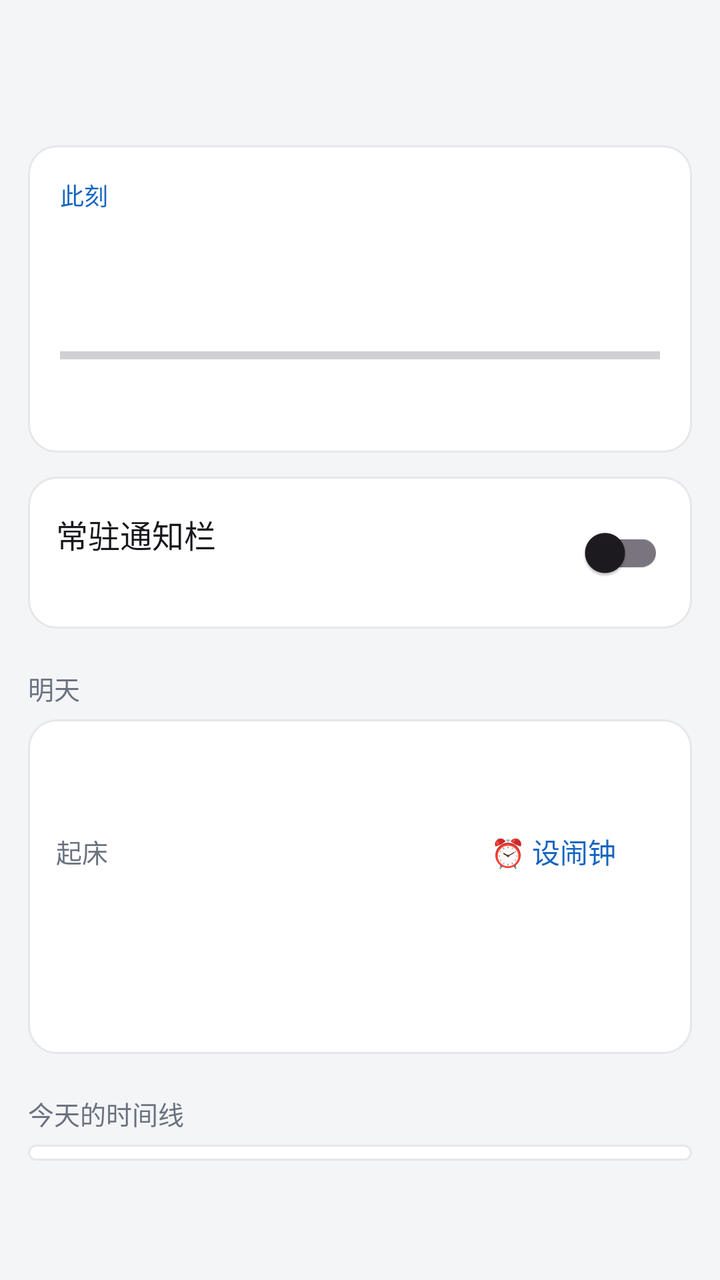
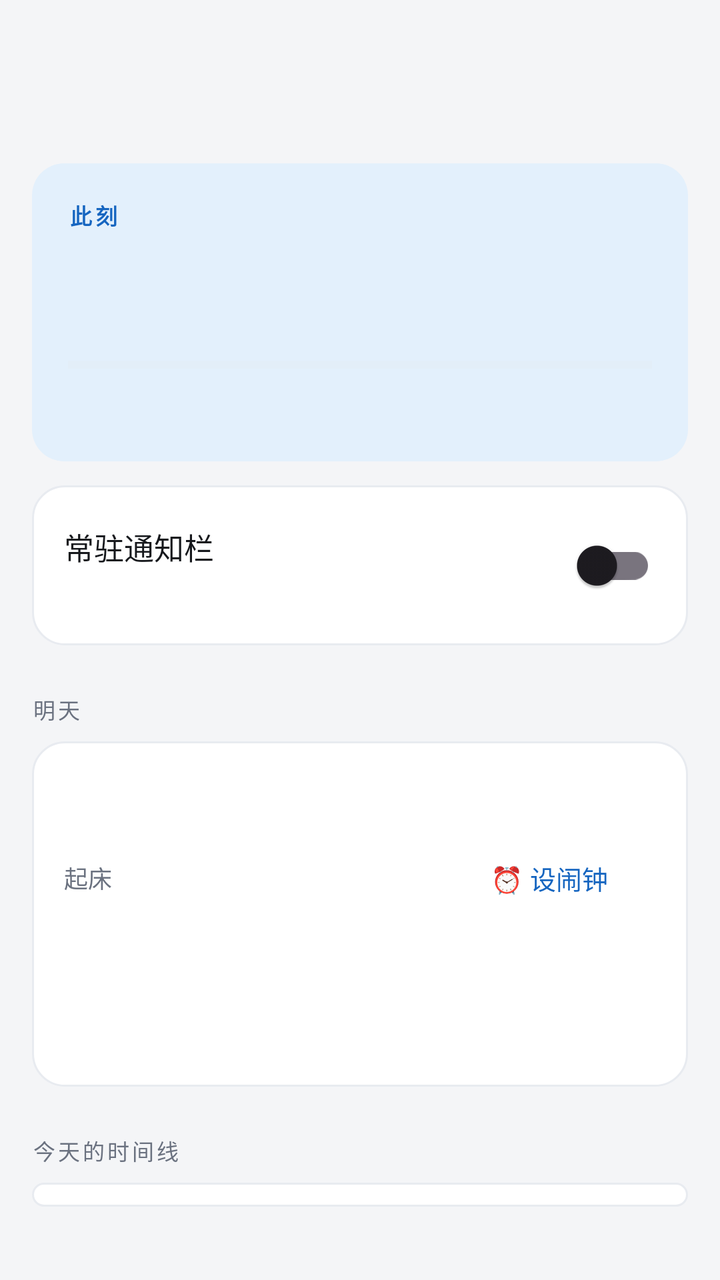

The first picture is an Android layout as it rendered before a commit; the second is the same layout after the commit. The layout source and the unified diff follow.
<!-- AndroidManifest.xml: application theme Theme.Timetable -->
<!-- res/layout/fragment_today.xml -->
<?xml version="1.0" encoding="utf-8"?>
<androidx.core.widget.NestedScrollView xmlns:android="http://schemas.android.com/apk/res/android"
    android:id="@+id/scroll"
    android:layout_width="match_parent"
    android:layout_height="match_parent"
    android:fillViewport="true">

    <LinearLayout
        android:layout_width="match_parent"
        android:layout_height="wrap_content"
        android:orientation="vertical"
        android:padding="14dp">

        <TextView
            android:id="@+id/tvHeaderDate"
            android:layout_width="match_parent"
            android:layout_height="wrap_content"
            android:textSize="13sp"
            android:textColor="@color/text_secondary" />

        <TextView
            android:id="@+id/tvHeaderDayType"
            android:layout_width="match_parent"
            android:layout_height="wrap_content"
            android:layout_marginTop="2dp"
            android:textSize="20sp"
            android:textStyle="bold"
            android:textColor="@color/text_primary" />

        
        <LinearLayout
            android:layout_width="match_parent"
            android:layout_height="wrap_content"
            android:layout_marginTop="12dp"
            android:background="@drawable/bg_card"
            android:orientation="vertical"
            android:padding="16dp">

            <TextView
                android:layout_width="wrap_content"
                android:layout_height="wrap_content"
                android:text="@string/now_label"
                android:textColor="?attr/accentColor"
                android:textSize="12sp" />

            <TextView
                android:id="@+id/tvNowTitle"
                android:layout_width="match_parent"
                android:layout_height="wrap_content"
                android:layout_marginTop="4dp"
                android:textSize="23sp"
                android:textStyle="bold"
                android:textColor="@color/text_primary" />

            <TextView
                android:id="@+id/tvNowMeta"
                android:layout_width="match_parent"
                android:layout_height="wrap_content"
                android:layout_marginTop="4dp"
                android:textSize="13sp"
                android:textColor="@color/text_secondary" />

            <ProgressBar
                android:id="@+id/nowProgress"
                style="?android:attr/progressBarStyleHorizontal"
                android:layout_width="match_parent"
                android:layout_height="6dp"
                android:layout_marginTop="12dp"
                android:max="100"
                android:progress="0" />

            <TextView
                android:id="@+id/tvNowNext"
                android:layout_width="match_parent"
                android:layout_height="wrap_content"
                android:layout_marginTop="12dp"
                android:textSize="13sp"
                android:textColor="@color/text_secondary" />
        </LinearLayout>

        
        <LinearLayout
            android:layout_width="match_parent"
            android:layout_height="wrap_content"
            android:layout_marginTop="12dp"
            android:background="@drawable/bg_card"
            android:gravity="center_vertical"
            android:orientation="horizontal"
            android:padding="14dp">

            <LinearLayout
                android:layout_width="0dp"
                android:layout_height="wrap_content"
                android:layout_weight="1"
                android:orientation="vertical">

                <TextView
                    android:layout_width="wrap_content"
                    android:layout_height="wrap_content"
                    android:text="@string/resident_title"
                    android:textSize="16sp"
                    android:textColor="@color/text_primary" />

                <TextView
                    android:id="@+id/tvSwitchState"
                    android:layout_width="match_parent"
                    android:layout_height="wrap_content"
                    android:layout_marginTop="2dp"
                    android:textSize="12sp"
                    android:textColor="@color/text_secondary" />
            </LinearLayout>

            <com.google.android.material.switchmaterial.SwitchMaterial
                android:id="@+id/swEnabled"
                android:layout_width="wrap_content"
                android:layout_height="wrap_content" />
        </LinearLayout>

        <TextView
            android:id="@+id/tvHint"
            android:layout_width="match_parent"
            android:layout_height="wrap_content"
            android:layout_marginTop="8dp"
            android:paddingHorizontal="4dp"
            android:textSize="12sp"
            android:textColor="@color/text_secondary"
            android:visibility="gone" />

        
        <TextView
            android:layout_width="match_parent"
            android:layout_height="wrap_content"
            android:layout_marginTop="20dp"
            android:layout_marginBottom="6dp"
            android:text="明天"
            android:textSize="13sp"
            android:textColor="@color/text_secondary" />

        <LinearLayout
            android:layout_width="match_parent"
            android:layout_height="wrap_content"
            android:background="@drawable/bg_card"
            android:orientation="vertical"
            android:padding="14dp">

            <TextView
                android:id="@+id/tvTomorrowHeader"
                android:layout_width="match_parent"
                android:layout_height="wrap_content"
                android:textSize="16sp"
                android:textStyle="bold"
                android:textColor="@color/text_primary" />

            
            <LinearLayout
                android:id="@+id/rowWake"
                android:layout_width="match_parent"
                android:layout_height="wrap_content"
                android:layout_marginTop="10dp"
                android:gravity="center_vertical"
                android:orientation="horizontal">

                <TextView
                    android:layout_width="wrap_content"
                    android:layout_height="wrap_content"
                    android:text="起床"
                    android:textSize="13sp"
                    android:textColor="@color/text_secondary" />

                <TextView
                    android:id="@+id/tvWakeTime"
                    android:layout_width="0dp"
                    android:layout_height="wrap_content"
                    android:layout_weight="1"
                    android:layout_marginStart="10dp"
                    android:textSize="19sp"
                    android:textStyle="bold"
                    android:textColor="?attr/accentColor" />

                <Button
                    android:id="@+id/btnSetAlarm"
                    style="@style/FlatTextButton"
                    android:textSize="14sp"
                    android:text="⏰ 设闹钟" />
            </LinearLayout>

            <TextView
                android:id="@+id/tvTomorrowFirst"
                android:layout_width="match_parent"
                android:layout_height="wrap_content"
                android:layout_marginTop="6dp"
                android:textSize="13sp"
                android:textColor="@color/text_secondary" />

            <TextView
                android:id="@+id/tvTomorrowCourses"
                android:layout_width="match_parent"
                android:layout_height="wrap_content"
                android:layout_marginTop="4dp"
                android:textSize="13sp"
                android:textColor="@color/text_primary" />

            <TextView
                android:id="@+id/tvTomorrowTail"
                android:layout_width="match_parent"
                android:layout_height="wrap_content"
                android:layout_marginTop="4dp"
                android:textSize="13sp"
                android:textColor="@color/text_secondary" />
        </LinearLayout>

        
        <TextView
            android:layout_width="match_parent"
            android:layout_height="wrap_content"
            android:layout_marginTop="20dp"
            android:layout_marginBottom="6dp"
            android:text="今天的时间线"
            android:textSize="13sp"
            android:textColor="@color/text_secondary" />

        <LinearLayout
            android:id="@+id/timelineContainer"
            android:layout_width="match_parent"
            android:layout_height="wrap_content"
            android:background="@drawable/bg_card"
            android:orientation="vertical"
            android:paddingVertical="4dp" />

    </LinearLayout>
</androidx.core.widget.NestedScrollView>
<!-- resources referenced by this layout -->
<resources>
  <color name="text_primary">#16181C</color>
  <color name="text_secondary">#6B7280</color>
  <!-- drawable bg_card (drawable) -->
  <?xml version="1.0" encoding="utf-8"?>
  <shape xmlns:android="http://schemas.android.com/apk/res/android"
      android:shape="rectangle">
      <solid android:color="@color/card_bg" />
      <corners android:radius="14dp" />
      <stroke
          android:width="1dp"
          android:color="@color/divider" />
  </shape>
  <string name="now_label">此刻</string>
  <string name="resident_title">常驻通知栏</string>
  <style name="FlatTextButton" parent="Widget.AppCompat.Button.Borderless">
          <item name="android:layout_width">wrap_content</item>
          <item name="android:layout_height">wrap_content</item>
          <item name="android:minWidth">44dp</item>
          <item name="android:minHeight">40dp</item>
          <item name="android:textSize">17sp</item>
          <item name="android:textColor">?attr/accentColor</item>
      </style>
  <style name="Theme.Timetable" parent="Theme.Material3.DayNight.NoActionBar">
          <item name="android:windowBackground">@color/app_bg</item>
  
          
          <item name="accentColor">@color/accent_blue</item>
          <item name="accentSoftColor">@color/accent_soft_blue</item>
  
          
          <item name="colorPrimary">@color/accent_blue</item>
      </style>
  <color name="card_bg">#FFFFFF</color>
  <color name="divider">#E5E7EB</color>
  <color name="app_bg">#F4F5F7</color>
  <color name="accent_blue">#1565C0</color>
  <color name="accent_soft_blue">#E3F0FC</color>
</resources>

<!-- the commit's change to res/layout/fragment_today.xml (unified diff, before → after) -->
@@ -9,84 +9,92 @@
         android:layout_width="match_parent"
         android:layout_height="wrap_content"
         android:orientation="vertical"
-        android:padding="14dp">
+        android:padding="@dimen/page_padding">
 
         <TextView
             android:id="@+id/tvHeaderDate"
             android:layout_width="match_parent"
             android:layout_height="wrap_content"
-            android:textSize="13sp"
-            android:textColor="@color/text_secondary" />
+            android:letterSpacing="0.02"
+            android:textColor="@color/text_secondary"
+            android:textSize="12sp" />
 
         <TextView
             android:id="@+id/tvHeaderDayType"
             android:layout_width="match_parent"
             android:layout_height="wrap_content"
-            android:layout_marginTop="2dp"
-            android:textSize="20sp"
-            android:textStyle="bold"
-            android:textColor="@color/text_primary" />
-
-        
-        <LinearLayout
-            android:layout_width="match_parent"
-            android:layout_height="wrap_content"
-            android:layout_marginTop="12dp"
-            android:background="@drawable/bg_card"
+            android:layout_marginTop="4dp"
+            android:fontFamily="sans-serif-medium"
+            android:textColor="@color/text_primary"
+            android:textSize="22sp" />
+
+        
+        <LinearLayout
+            android:layout_width="match_parent"
+            android:layout_height="wrap_content"
+            android:layout_marginTop="@dimen/space_l"
+            android:background="@drawable/bg_card_accent"
             android:orientation="vertical"
-            android:padding="16dp">
+            android:padding="18dp">
 
             <TextView
                 android:layout_width="wrap_content"
                 android:layout_height="wrap_content"
+                android:includeFontPadding="false"
+                android:letterSpacing="0.16"
                 android:text="@string/now_label"
                 android:textColor="?attr/accentColor"
-                android:textSize="12sp" />
+                android:textSize="11sp"
+                android:textStyle="bold" />
 
             <TextView
                 android:id="@+id/tvNowTitle"
                 android:layout_width="match_parent"
                 android:layout_height="wrap_content"
+                android:layout_marginTop="6dp"
+                android:fontFamily="sans-serif-medium"
+                android:includeFontPadding="false"
+                android:textColor="@color/text_primary"
+                android:textSize="21sp" />
+
+            <TextView
+                android:id="@+id/tvNowMeta"
+                android:layout_width="match_parent"
+                android:layout_height="wrap_content"
                 android:layout_marginTop="4dp"
-                android:textSize="23sp"
-                android:textStyle="bold"
-                android:textColor="@color/text_primary" />
-
-            <TextView
-                android:id="@+id/tvNowMeta"
-                android:layout_width="match_parent"
-                android:layout_height="wrap_content"
-                android:layout_marginTop="4dp"
-                android:textSize="13sp"
-                android:textColor="@color/text_secondary" />
+                android:lineSpacingExtra="2dp"
+                android:textColor="@color/text_secondary"
+                android:textSize="12sp" />
 
             <ProgressBar
                 android:id="@+id/nowProgress"
                 style="?android:attr/progressBarStyleHorizontal"
                 android:layout_width="match_parent"
-                android:layout_height="6dp"
+                android:layout_height="4dp"
+                android:layout_marginTop="14dp"
+                android:max="100"
+                android:progress="0"
+                android:progressBackgroundTint="@color/divider"
+                android:progressTint="?attr/accentColor" />
+
+            <TextView
+                android:id="@+id/tvNowNext"
+                android:layout_width="match_parent"
+                android:layout_height="wrap_content"
                 android:layout_marginTop="12dp"
-                android:max="100"
-                android:progress="0" />
-
-            <TextView
-                android:id="@+id/tvNowNext"
-                android:layout_width="match_parent"
-                android:layout_height="wrap_content"
-                android:layout_marginTop="12dp"
-                android:textSize="13sp"
-                android:textColor="@color/text_secondary" />
+                android:textColor="@color/text_secondary"
+                android:textSize="12sp" />
         </LinearLayout>
 
         
         <LinearLayout
             android:layout_width="match_parent"
             android:layout_height="wrap_content"
-            android:layout_marginTop="12dp"
+            android:layout_marginTop="@dimen/space_m"
             android:background="@drawable/bg_card"
             android:gravity="center_vertical"
             android:orientation="horizontal"
-            android:padding="14dp">
+            android:padding="@dimen/card_padding">
 
             <LinearLayout
                 android:layout_width="0dp"
@@ -95,19 +103,18 @@
                 android:orientation="vertical">
 
                 <TextView
+                    style="@style/CardTitle"
                     android:layout_width="wrap_content"
                     android:layout_height="wrap_content"
-                    android:text="@string/resident_title"
-                    android:textSize="16sp"
-                    android:textColor="@color/text_primary" />
+                    android:text="@string/resident_title" />
 
                 <TextView
                     android:id="@+id/tvSwitchState"
                     android:layout_width="match_parent"
                     android:layout_height="wrap_content"
                     android:layout_marginTop="2dp"
-                    android:textSize="12sp"
-                    android:textColor="@color/text_secondary" />
+                    android:textColor="@color/text_secondary"
+                    android:textSize="12sp" />
             </LinearLayout>
 
             <com.google.android.material.switchmaterial.SwitchMaterial
@@ -120,43 +127,43 @@
             android:id="@+id/tvHint"
             android:layout_width="match_parent"
             android:layout_height="wrap_content"
-            android:layout_marginTop="8dp"
-            android:paddingHorizontal="4dp"
-            android:textSize="12sp"
+            android:layout_marginTop="@dimen/space_s"
+            android:lineSpacingExtra="2dp"
+            android:paddingHorizontal="2dp"
             android:textColor="@color/text_secondary"
+            android:textSize="11sp"
             android:visibility="gone" />
 
         
         <TextView
-            android:layout_width="match_parent"
-            android:layout_height="wrap_content"
-            android:layout_marginTop="20dp"
-            android:layout_marginBottom="6dp"
-            android:text="明天"
-            android:textSize="13sp"
-            android:textColor="@color/text_secondary" />
+            style="@style/SectionLabel"
+            android:layout_width="match_parent"
+            android:layout_height="wrap_content"
+            android:layout_marginTop="@dimen/section_gap"
+            android:layout_marginBottom="@dimen/space_s"
+            android:text="明天" />
 
         <LinearLayout
             android:layout_width="match_parent"
             android:layout_height="wrap_content"
             android:background="@drawable/bg_card"
             android:orientation="vertical"
-            android:padding="14dp">
+            android:padding="@dimen/card_padding">
 
             <TextView
                 android:id="@+id/tvTomorrowHeader"
                 android:layout_width="match_parent"
                 android:layout_height="wrap_content"
-                android:textSize="16sp"
-                android:textStyle="bold"
-                android:textColor="@color/text_primary" />
+                android:fontFamily="sans-serif-medium"
+                android:textColor="@color/text_primary"
+                android:textSize="15sp" />
 
             
             <LinearLayout
                 android:id="@+id/rowWake"
                 android:layout_width="match_parent"
                 android:layout_height="wrap_content"
-                android:layout_marginTop="10dp"
+                android:layout_marginTop="@dimen/space_m"
                 android:gravity="center_vertical"
                 android:orientation="horizontal">
 
@@ -164,23 +171,23 @@
                     android:layout_width="wrap_content"
                     android:layout_height="wrap_content"
                     android:text="起床"
-                    android:textSize="13sp"
-                    android:textColor="@color/text_secondary" />
+                    android:textColor="@color/text_secondary"
+                    android:textSize="12sp" />
 
                 <TextView
                     android:id="@+id/tvWakeTime"
                     android:layout_width="0dp"
                     android:layout_height="wrap_content"
+                    android:layout_marginStart="10dp"
                     android:layout_weight="1"
-                    android:layout_marginStart="10dp"
-                    android:textSize="19sp"
-                    android:textStyle="bold"
-                    android:textColor="?attr/accentColor" />
+                    android:fontFamily="sans-serif-medium"
+                    android:textColor="?attr/accentColor"
+                    android:textSize="20sp" />
 
                 <Button
                     android:id="@+id/btnSetAlarm"
                     style="@style/FlatTextButton"
-                    android:textSize="14sp"
+                    android:textSize="13sp"
                     android:text="⏰ 设闹钟" />
             </LinearLayout>
 
@@ -188,36 +195,35 @@
                 android:id="@+id/tvTomorrowFirst"
                 android:layout_width="match_parent"
                 android:layout_height="wrap_content"
+                android:layout_marginTop="@dimen/space_s"
+                android:textColor="@color/text_secondary"
+                android:textSize="12sp" />
+
+            <TextView
+                android:id="@+id/tvTomorrowCourses"
+                android:layout_width="match_parent"
+                android:layout_height="wrap_content"
                 android:layout_marginTop="6dp"
-                android:textSize="13sp"
-                android:textColor="@color/text_secondary" />
-
-            <TextView
-                android:id="@+id/tvTomorrowCourses"
+                android:textColor="@color/text_primary"
+                android:textSize="13sp" />
+
+            <TextView
+                android:id="@+id/tvTomorrowTail"
                 android:layout_width="match_parent"
                 android:layout_height="wrap_content"
                 android:layout_marginTop="4dp"
-                android:textSize="13sp"
-                android:textColor="@color/text_primary" />
-
-            <TextView
-                android:id="@+id/tvTomorrowTail"
-                android:layout_width="match_parent"
-                android:layout_height="wrap_content"
-                android:layout_marginTop="4dp"
-                android:textSize="13sp"
-                android:textColor="@color/text_secondary" />
+                android:textColor="@color/text_secondary"
+                android:textSize="12sp" />
         </LinearLayout>
 
         
         <TextView
-            android:layout_width="match_parent"
-            android:layout_height="wrap_content"
-            android:layout_marginTop="20dp"
-            android:layout_marginBottom="6dp"
-            android:text="今天的时间线"
-            android:textSize="13sp"
-            android:textColor="@color/text_secondary" />
+            style="@style/SectionLabel"
+            android:layout_width="match_parent"
+            android:layout_height="wrap_content"
+            android:layout_marginTop="@dimen/section_gap"
+            android:layout_marginBottom="@dimen/space_s"
+            android:text="今天的时间线" />
 
         <LinearLayout
             android:id="@+id/timelineContainer"
@@ -225,7 +231,7 @@
             android:layout_height="wrap_content"
             android:background="@drawable/bg_card"
             android:orientation="vertical"
-            android:paddingVertical="4dp" />
+            android:paddingVertical="6dp" />
 
     </LinearLayout>
 </androidx.core.widget.NestedScrollView>
<!-- resource entries referenced after the edit -->
@@ -2,18 +2,36 @@
 <resources>
   <color name="text_primary">#16181C</color>
   <color name="text_secondary">#6B7280</color>
+  <dimen name="card_padding">16dp</dimen>
+  <dimen name="page_padding">16dp</dimen>
+  <dimen name="section_gap">24dp</dimen>
+  <dimen name="space_l">16dp</dimen>
+  <dimen name="space_m">12dp</dimen>
+  <dimen name="space_s">8dp</dimen>
   <!-- drawable bg_card (drawable) -->
   <?xml version="1.0" encoding="utf-8"?>
   <shape xmlns:android="http://schemas.android.com/apk/res/android"
       android:shape="rectangle">
       <solid android:color="@color/card_bg" />
-      <corners android:radius="14dp" />
+      <corners android:radius="@dimen/card_radius" />
       <stroke
           android:width="1dp"
-          android:color="@color/divider" />
+          android:color="@color/card_stroke" />
+  </shape>
+  <!-- drawable bg_card_accent (drawable) -->
+  <?xml version="1.0" encoding="utf-8"?>
+  <shape xmlns:android="http://schemas.android.com/apk/res/android"
+      android:shape="rectangle">
+      <solid android:color="?attr/accentSoftColor" />
+      <corners android:radius="@dimen/card_radius" />
   </shape>
   <string name="now_label">此刻</string>
   <string name="resident_title">常驻通知栏</string>
+  <style name="CardTitle">
+          <item name="android:textSize">15sp</item>
+          <item name="android:textColor">@color/text_primary</item>
+          <item name="android:fontFamily">sans-serif-medium</item>
+      </style>
   <style name="FlatTextButton" parent="Widget.AppCompat.Button.Borderless">
           <item name="android:layout_width">wrap_content</item>
           <item name="android:layout_height">wrap_content</item>
@@ -22,20 +40,39 @@
           <item name="android:textSize">17sp</item>
           <item name="android:textColor">?attr/accentColor</item>
       </style>
+  <style name="SectionLabel">
+          <item name="android:textSize">11sp</item>
+          <item name="android:textColor">@color/text_secondary</item>
+          <item name="android:letterSpacing">0.12</item>
+          <item name="android:includeFontPadding">false</item>
+      </style>
   <style name="Theme.Timetable" parent="Theme.Material3.DayNight.NoActionBar">
           <item name="android:windowBackground">@color/app_bg</item>
   
-          
           <item name="accentColor">@color/accent_blue</item>
           <item name="accentSoftColor">@color/accent_soft_blue</item>
   
-          
           <item name="colorPrimary">@color/accent_blue</item>
+          <item name="colorOnPrimary">@color/on_accent</item>
+          <item name="colorPrimaryContainer">@color/accent_soft_blue</item>
+          <item name="colorOnPrimaryContainer">@color/accent_blue</item>
+  
+          <item name="colorSecondary">@color/accent_blue</item>
+          <item name="colorOnSecondary">@color/on_accent</item>
+  
+          <item name="colorSecondaryContainer">@color/accent_soft_blue</item>
+          <item name="colorOnSecondaryContainer">@color/accent_blue</item>
+  
+          <item name="colorAccent">@color/accent_blue</item>
+          <item name="android:colorControlActivated">@color/accent_blue</item>
       </style>
   <color name="card_bg">#FFFFFF</color>
+  <dimen name="card_radius">16dp</dimen>
+  <color name="card_stroke">#E8EBF0</color>
   <color name="divider">#E5E7EB</color>
   <color name="app_bg">#F4F5F7</color>
   <color name="accent_blue">#1565C0</color>
   <color name="accent_soft_blue">#E3F0FC</color>
+  <color name="on_accent">#FFFFFF</color>
 </resources>
 
